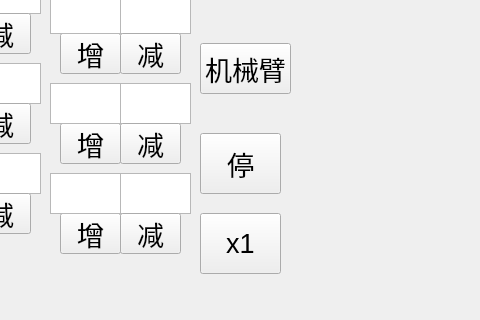
ucwxb/fallen_leaves_robot, file src/ctl_win/untitled.ui: the form before one commit; both pictures show x 150 to 630 and y 397 to 717 of the 1118 by 717 pixel window.
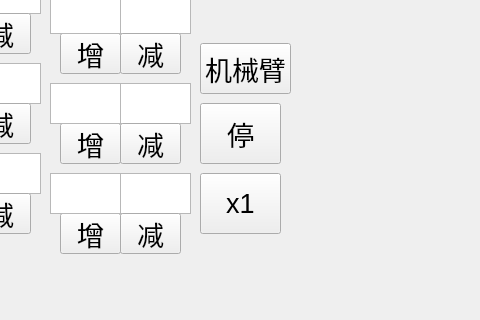
The form after the commit.

What changed in the file:
```diff
--- a/src/ctl_win/untitled.ui
+++ b/src/ctl_win/untitled.ui
@@ -326,7 +326,7 @@
     <property name="geometry">
      <rect>
       <x>350</x>
-      <y>530</y>
+      <y>500</y>
       <width>81</width>
       <height>61</height>
      </rect>
@@ -1112,7 +1112,7 @@
     <property name="geometry">
      <rect>
       <x>350</x>
-      <y>610</y>
+      <y>570</y>
       <width>81</width>
       <height>61</height>
      </rect>
```
